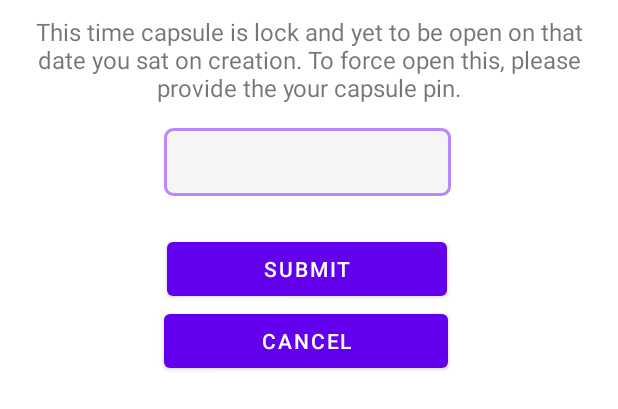
After one commit to Danica-M/Encapsulate, an Android app: the layout dialog_layout.xml on its own in the app's theme, with its tools: preview values and no code run, on a phone screen of 412 x 824 dp. The commit adds this screen. Shown: the top 409 px of the screen. Run offline under Robolectric (Android 15) with nearby library versions, the phone set to English and light mode, and no system bars.

Commit message:
pin request set up for locked TC, next work on image dialog view.

```diff
--- /dev/null
+++ b/app/src/main/res/layout/dialog_layout.xml
@@ -0,0 +1,74 @@
+<?xml version="1.0" encoding="utf-8"?>
+<RelativeLayout xmlns:android="http://schemas.android.com/apk/res/android"
+    xmlns:tools="http://schemas.android.com/tools"
+    android:layout_width="match_parent"
+    android:layout_height="match_parent"
+    android:padding="10dp">
+
+    <TextView
+        android:id="@+id/textView19"
+        android:layout_width="wrap_content"
+        android:layout_height="wrap_content"
+        android:text="This time capsule is lock and yet to be open on that date you sat on creation. To force open this, please provide the your capsule pin."
+        android:textAlignment="center"
+        android:textSize="16sp" />
+
+    <EditText
+        android:id="@+id/ed_pin"
+        android:layout_width="201dp"
+        android:layout_height="wrap_content"
+        android:layout_below="@+id/textView19"
+        android:layout_alignStart="@+id/textView19"
+        android:layout_alignParentEnd="true"
+        android:layout_marginStart="99dp"
+        android:layout_marginTop="16dp"
+        android:layout_marginEnd="101dp"
+        android:background="@drawable/edittext_custom"
+        android:ems="10"
+        android:fontFamily="monospace"
+        android:inputType="numberPassword"
+        android:padding="5dp"
+        android:textAlignment="center"
+        android:textSize="25sp" />
+
+    <TextView
+        android:id="@+id/tv_error"
+        android:layout_width="191dp"
+        android:layout_height="wrap_content"
+        android:layout_below="@+id/ed_pin"
+        android:layout_alignStart="@+id/textView19"
+        android:layout_alignEnd="@+id/textView19"
+        android:layout_marginStart="99dp"
+        android:layout_marginTop="3dp"
+        android:layout_marginEnd="102dp"
+        android:text="Incorrect Pin!"
+        android:textAlignment="center"
+        android:textColor="#FD0303"
+        android:textStyle="italic"
+        tools:visibility="invisible" />
+
+    <Button
+        android:id="@+id/dl_submit"
+        android:layout_width="191dp"
+        android:layout_height="wrap_content"
+        android:layout_below="@+id/tv_error"
+        android:layout_alignStart="@+id/tv_error"
+        android:layout_alignEnd="@+id/tv_error"
+        android:layout_marginStart="2dp"
+        android:layout_marginTop="2dp"
+        android:layout_marginEnd="2dp"
+        android:text="submit" />
+
+    <Button
+        android:id="@+id/dl_cancel"
+        android:layout_width="193dp"
+        android:layout_height="wrap_content"
+        android:layout_below="@+id/dl_submit"
+        android:layout_alignStart="@+id/tv_error"
+        android:layout_alignEnd="@+id/tv_error"
+        android:layout_marginStart="0dp"
+        android:layout_marginTop="0dp"
+        android:layout_marginEnd="1dp"
+        android:text="cancel" />
+
+</RelativeLayout>
```
Also changed, not shown: app/src/main/java/com/example/encapsulate/Adapter.java (+65 -4 lines).
